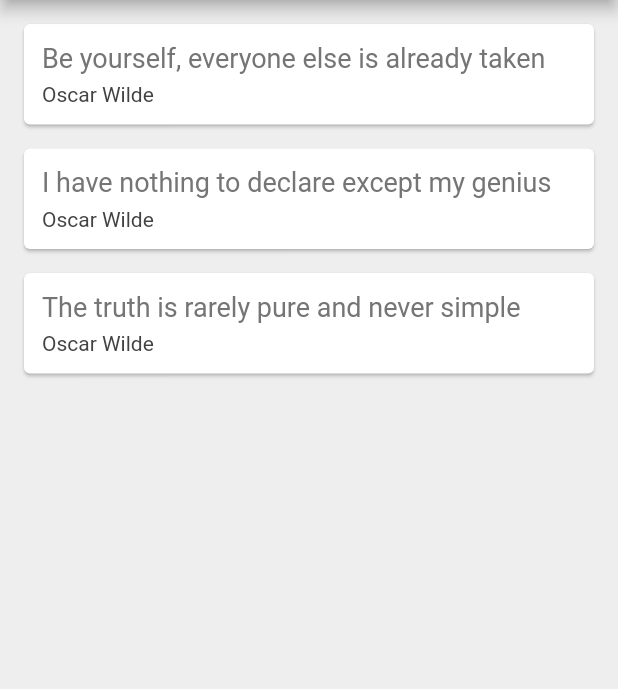
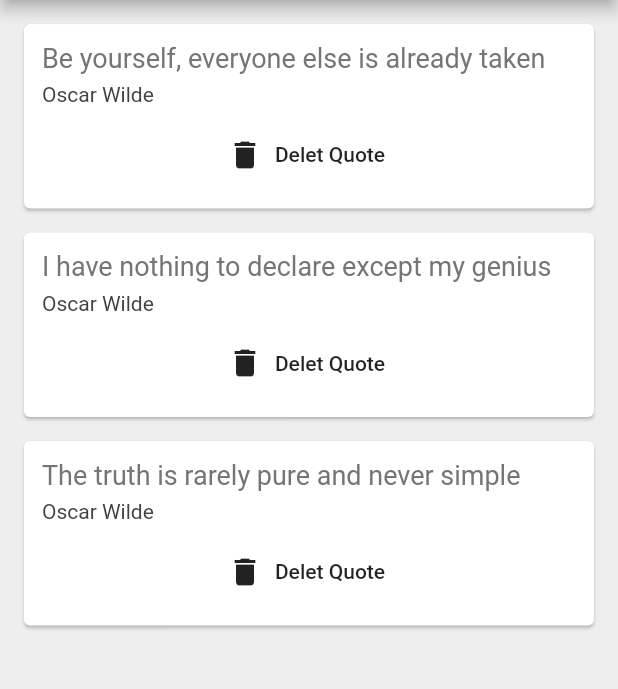
Before and after one commit to CalvinChiramal/quotes-app, a Flutter app: the screen it shows after launch, on a phone screen of 412 x 824 dp, the part 84-773 px from its top. Run offline on Flutter 3.47's test engine with Material 2 defaults, Android fonts, the phone set to English and light mode, and no system bars.

Commit message:
adding delete option

```diff
--- a/lib/main.dart
+++ b/lib/main.dart
@@ -14,11 +14,16 @@ class QuoteList extends StatefulWidget {
 }
 
 class _QuoteListState extends State<QuoteList> {
-
   List<Quote> quotes = [
-    Quote(text:'Be yourself, everyone else is already taken', author:'Oscar Wilde'),
-    Quote(text:'I have nothing to declare except my genius', author:'Oscar Wilde'),
-    Quote(text:'The truth is rarely pure and never simple', author:'Oscar Wilde'),
+    Quote(
+        text: 'Be yourself, everyone else is already taken',
+        author: 'Oscar Wilde'),
+    Quote(
+        text: 'I have nothing to declare except my genius',
+        author: 'Oscar Wilde'),
+    Quote(
+        text: 'The truth is rarely pure and never simple',
+        author: 'Oscar Wilde'),
   ];
 
   @override
@@ -33,7 +38,14 @@ class _QuoteListState extends State<QuoteList> {
         backgroundColor: Colors.redAccent,
       ),
       body: Column(
-        children: quotes.map((quote) => QuoteCard(quote: quote)).toList(),
+        children: quotes.map((quote) => QuoteCard(
+          quote: quote,
+          delete: () {
+            setState(() {
+              quotes.remove(quote);
+            });
+          }
+        )).toList(),
       ),
     );
   }
--- a/lib/quoteCard.dart
+++ b/lib/quoteCard.dart
@@ -4,8 +4,9 @@ import 'quote.dart';
 class QuoteCard extends StatelessWidget {
 
   final Quote quote;
+  final Function delete;
 
-  QuoteCard({this.quote});
+  QuoteCard({this.quote, this.delete});
 
 
   @override
@@ -32,6 +33,12 @@ class QuoteCard extends StatelessWidget {
                 color: Colors.grey[800],
               ),
             ),
+            SizedBox(height: 8,),
+            FlatButton.icon(
+              onPressed: delete,
+              icon: Icon(Icons.delete),
+              label: Text('Delet Quote')
+            ),
           ],
         ),
       ),
```
